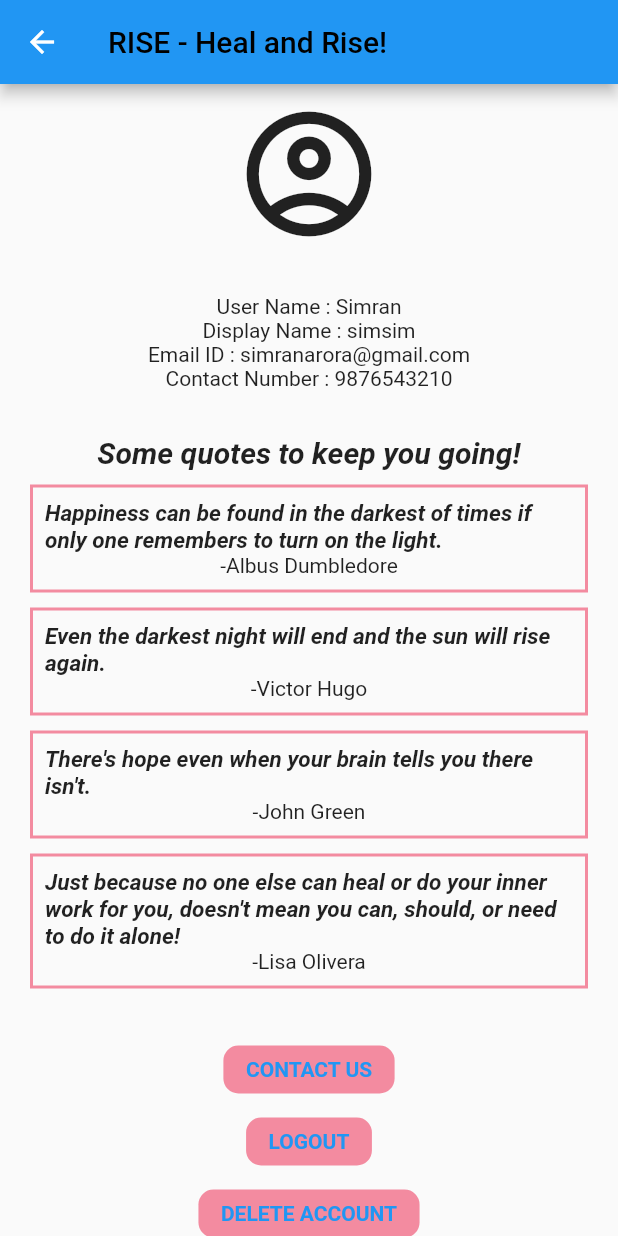
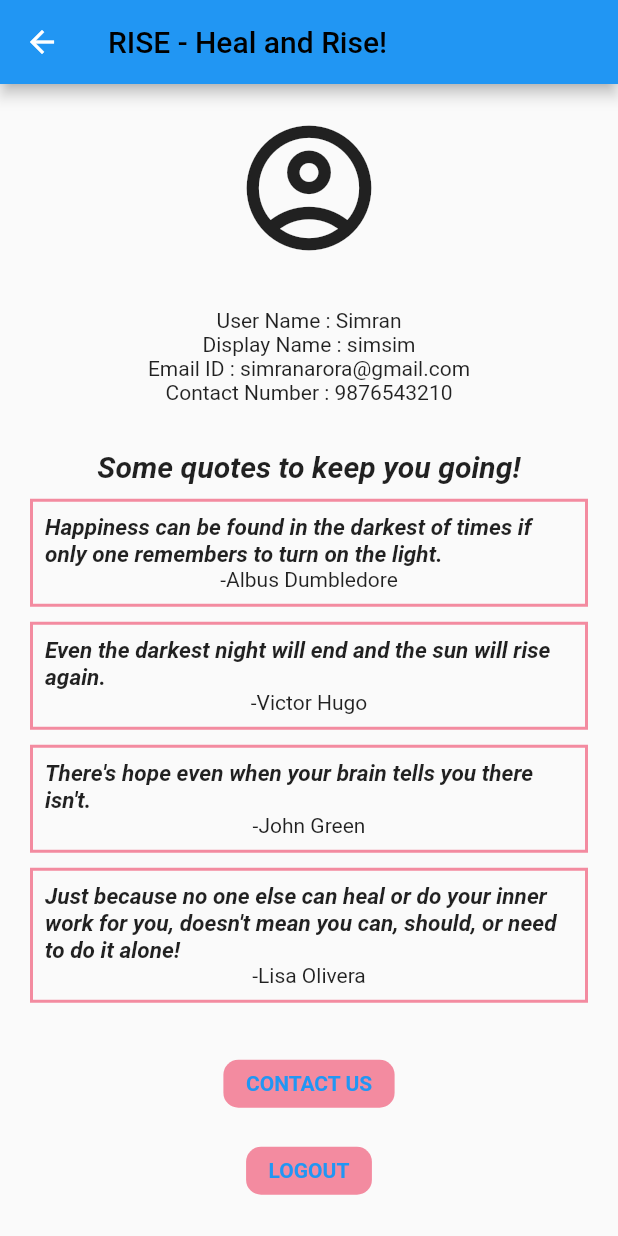
Before and after one commit to manasvvi1/Rise, a Flutter app: the Profile screen opened directly, on a phone screen of 412 x 824 dp. Run offline on Flutter 3.47's test engine with Material 2 defaults, Android fonts, the phone set to English and light mode, and no system bars; our stand-ins replace cloud_firestore, firebase_auth, firebase_core; accounts and stored records are empty.

Commit message:
minor changes

```diff
--- a/lib/profile.dart
+++ b/lib/profile.dart
@@ -1,5 +1,6 @@
 import 'package:flutter/material.dart';
 import 'package:rise/constants.dart';
+import 'package:rise/home.dart';
 
 class Profile extends StatefulWidget {
   @override
@@ -133,6 +134,7 @@ class _ProfileState extends State<Profile> {
                               ),),
                             onPressed: () {}
                           ),
+                          SizedBox(height: 10,),
                           TextButton(
                               style: TextButton.styleFrom(
                                 padding: EdgeInsets.zero,
@@ -150,26 +152,13 @@ class _ProfileState extends State<Profile> {
                                     fontWeight: FontWeight.bold,),
                                   textAlign: TextAlign.center,
                                 ),),
-                              onPressed: () {}
-                          ),
-                          TextButton(
-                              style: TextButton.styleFrom(
-                                padding: EdgeInsets.zero,
-                              ),
-                              child: Container(
-                                padding:
-                                EdgeInsets.symmetric(vertical: 8, horizontal: 15),
-                                decoration: BoxDecoration(
-                                  color: PRIMARY_DARK_PINK,
-                                  borderRadius: BorderRadius.circular(10),
-                                ),
-                                child: Text(
-                                  'DELETE ACCOUNT',
-                                  style: TextStyle(
-                                    fontWeight: FontWeight.bold,),
-                                  textAlign: TextAlign.center,
-                                ),),
-                              onPressed: () {}
+                              onPressed: () {
+                                Navigator.pushReplacement(
+                                  context,
+                                  MaterialPageRoute(
+                                      builder: (context) => Home()),
+                                );
+                              }
                           ),
                         ]),
                   )),
```
